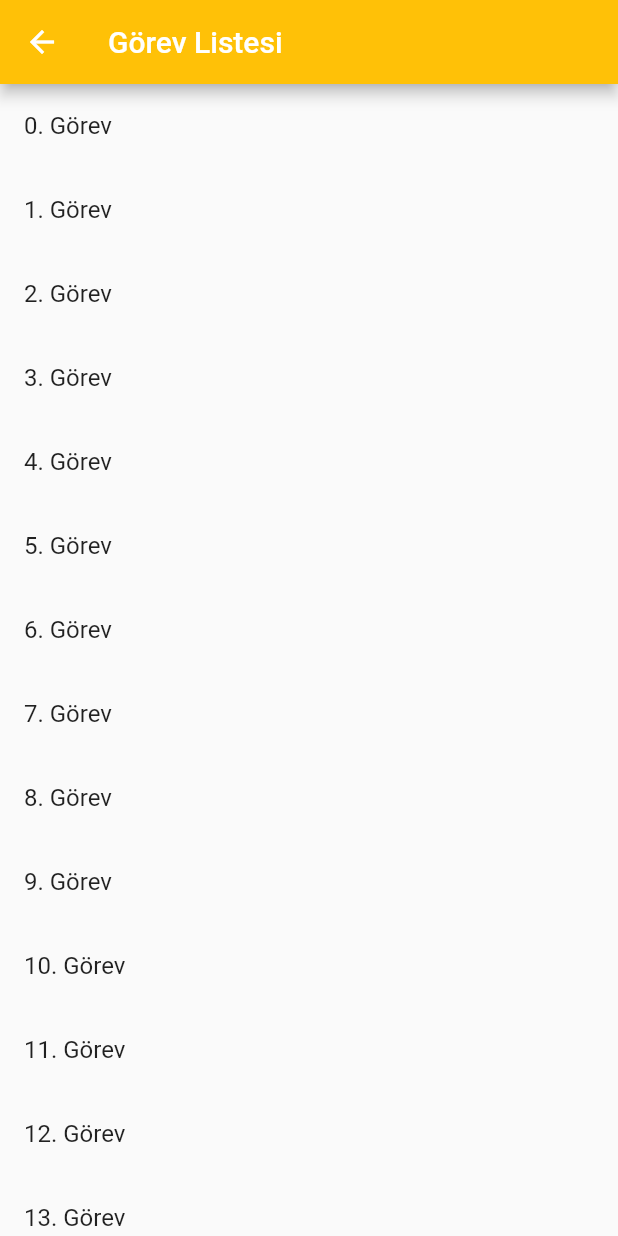
After one commit to gurkanguney/DartDeneme, a Flutter app: the Gorevler screen opened by its route, on a phone screen of 412 x 824 dp. The commit adds this screen. Run offline on Flutter 3.47's test engine with Material 2 defaults, Android fonts, the phone set to English and light mode, and no system bars; our stand-ins replace fluttertoast, sqflite; accounts and stored records are empty.

Commit message:
GorevListesi

```diff
--- a/lib/animasyon.dart
+++ b/lib/animasyon.dart
@@ -91,6 +91,11 @@ class _AnimasyonSayfasiState extends State<AnimasyonSayfasi> {
                 onTap: () {
                   Navigator.of(context).pushNamed("/OzelListe");
                 }),
+            ListTile(
+                title: Text("Görev Listesi"),
+                onTap: () {
+                  Navigator.of(context).pushNamed("/Gorevler");
+                }),
           ],
         ),
       ),
--- /dev/null
+++ b/lib/dao/gorev.dart
@@ -0,0 +1,5 @@
+class Gorev {
+  final String baslik;
+  final String aciklama;
+  Gorev(this.baslik,this.aciklama);
+}
--- /dev/null
+++ b/lib/gorevUyg/gorevlerPage.dart
@@ -0,0 +1,34 @@
+import 'package:flutter/material.dart';
+import "package:libdeneme/dao/gorev.dart";
+import 'package:libdeneme/gorevUyg/gorevDetailPage.dart';
+
+class Gorevler extends StatelessWidget {
+
+ final List<Gorev> gorevler=List.generate(20,
+  (i){
+    return Gorev("$i. Görev", "$i görev Açıklaması");
+  }
+ );
+
+  @override
+  Widget build(BuildContext context) {
+    return Scaffold(
+      appBar: AppBar(
+        title: Text("Görev Listesi"),
+      ),
+      body: ListView.builder(
+        itemCount: gorevler.length,
+        itemBuilder: (context,index){
+          return ListTile(
+            title: Text(gorevler[index].baslik),
+            onTap: (){
+              Navigator.push(context, MaterialPageRoute(
+                builder: (context)=>GorevDetayPage(gosterilen: gorevler[index],)
+              ));
+            },
+          );
+        },
+      ),
+    );
+  }
+}
--- a/lib/main.dart
+++ b/lib/main.dart
@@ -9,6 +9,7 @@ import 'listeler.dart';
 import 'yatayListe.dart';
 import 'gridDeneme.dart';
 import "CustomItemList.dart";
+import 'package:libdeneme/gorevUyg/gorevlerPage.dart';
 
 void main() => runApp(MyApp());
 
@@ -54,7 +55,9 @@ class _MyAppState extends State<MyApp> {
           "/Liste":(BuildContext context)=>new Listeler(),
           "/YatayListe":(BuildContext context)=>new YatayListe(),
           "/Grid":(BuildContext context)=>new GridDeneme(),
-          "/OzelListe":(BuildContext context)=>new CustomListDeneme()
+          "/OzelListe":(BuildContext context)=>new CustomListDeneme(),
+          "/Gorevler":(BuildContext context)=>new Gorevler()
+
 
 
         });
```
Also changed, not shown: lib/gorevUyg/gorevDetailPage.dart (added, +21 -0 lines).
